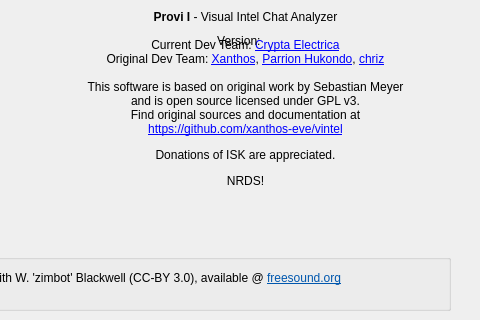
Old version of the form src/vi/ui/Info.ui in the repository eve-spyglass/spyglass; both pictures show x 220 to 700 and y 0 to 320 of the 700 by 560 pixel window.
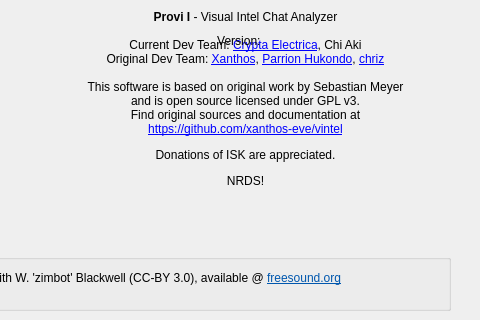
New version of the form.

Patch:
```diff
--- a/src/vi/ui/Info.ui
+++ b/src/vi/ui/Info.ui
@@ -750,7 +750,7 @@
     </rect>
    </property>
    <property name="text">
-    <string>&lt;html&gt;&lt;head/&gt;&lt;body&gt;&lt;p align=&quot;center&quot;&gt;&lt;span style=&quot; font-weight:600;&quot;&gt;Provi I&lt;/span&gt; - Visual Intel Chat Analyzer&lt;br/&gt;&lt;br/&gt;Current Dev Team: &lt;a href=&quot;mailto: crypta@crypta.tech&quot;&gt;&lt;span style=&quot; text-decoration: underline; color:#0000ff;&quot;&gt;Crypta Electrica&lt;/span&gt;&lt;/a&gt;&lt;br/&gt;Original Dev Team: &lt;a href=&quot;mailto:xanthos.eve@gmail.com&quot;&gt;&lt;span style=&quot; text-decoration: underline; color:#0000ff;&quot;&gt;Xanthos&lt;/span&gt;&lt;/a&gt;, &lt;a href=&quot;mailto:lightlazer@gmail.com&quot;&gt;&lt;span style=&quot; text-decoration: underline; color:#0000ff;&quot;&gt;Parrion Hukondo&lt;/span&gt;&lt;/a&gt;, &lt;a href=&quot;mailto:cberg@3wsolutions.se&quot;&gt;&lt;span style=&quot; text-decoration: underline; color:#0000ff;&quot;&gt;chriz&lt;/span&gt;&lt;/a&gt;&lt;br/&gt;&lt;br/&gt;This software is based on original work by Sebastian Meyer &lt;br/&gt;and is open source licensed under GPL v3.&lt;br/&gt;Find original sources and documentation at&lt;br/&gt;&lt;a href=&quot;https://github.com/XanthosX/vintel&quot;&gt;&lt;span style=&quot; text-decoration: underline; color:#0000ff;&quot;&gt;https://github.com/xanthos-eve/vintel&lt;/span&gt;&lt;/a&gt;&lt;/p&gt;&lt;p align=&quot;center&quot;&gt;Donations of ISK are appreciated.&lt;/p&gt;&lt;p align=&quot;center&quot;&gt;NRDS!&lt;/p&gt;&lt;/body&gt;&lt;/html&gt;</string>
+    <string>&lt;html&gt;&lt;head/&gt;&lt;body&gt;&lt;p align=&quot;center&quot;&gt;&lt;span style=&quot; font-weight:600;&quot;&gt;Provi I&lt;/span&gt; - Visual Intel Chat Analyzer&lt;br/&gt;&lt;br/&gt;Current Dev Team: &lt;a href=&quot;mailto: crypta@crypta.tech&quot;&gt;&lt;span style=&quot; text-decoration: underline; color:#0000ff;&quot;&gt;Crypta Electrica&lt;/span&gt;&lt;/a&gt;&lt;a&gt;&lt;span style=&quot; color:#000000;&quot;&gt;, Chi Aki&lt;/span&gt;&lt;/a&gt;&lt;br/&gt;Original Dev Team: &lt;a href=&quot;mailto:xanthos.eve@gmail.com&quot;&gt;&lt;span style=&quot; text-decoration: underline; color:#0000ff;&quot;&gt;Xanthos&lt;/span&gt;&lt;/a&gt;, &lt;a href=&quot;mailto:lightlazer@gmail.com&quot;&gt;&lt;span style=&quot; text-decoration: underline; color:#0000ff;&quot;&gt;Parrion Hukondo&lt;/span&gt;&lt;/a&gt;, &lt;a href=&quot;mailto:cberg@3wsolutions.se&quot;&gt;&lt;span style=&quot; text-decoration: underline; color:#0000ff;&quot;&gt;chriz&lt;/span&gt;&lt;/a&gt;&lt;br/&gt;&lt;br/&gt;This software is based on original work by Sebastian Meyer &lt;br/&gt;and is open source licensed under GPL v3.&lt;br/&gt;Find original sources and documentation at&lt;br/&gt;&lt;a href=&quot;https://github.com/XanthosX/vintel&quot;&gt;&lt;span style=&quot; text-decoration: underline; color:#0000ff;&quot;&gt;https://github.com/xanthos-eve/vintel&lt;/span&gt;&lt;/a&gt;&lt;/p&gt;&lt;p align=&quot;center&quot;&gt;Donations of ISK are appreciated.&lt;/p&gt;&lt;p align=&quot;center&quot;&gt;NRDS!&lt;/p&gt;&lt;/body&gt;&lt;/html&gt;</string>
    </property>
    <property name="alignment">
     <set>Qt::AlignHCenter|Qt::AlignTop</set>
```
